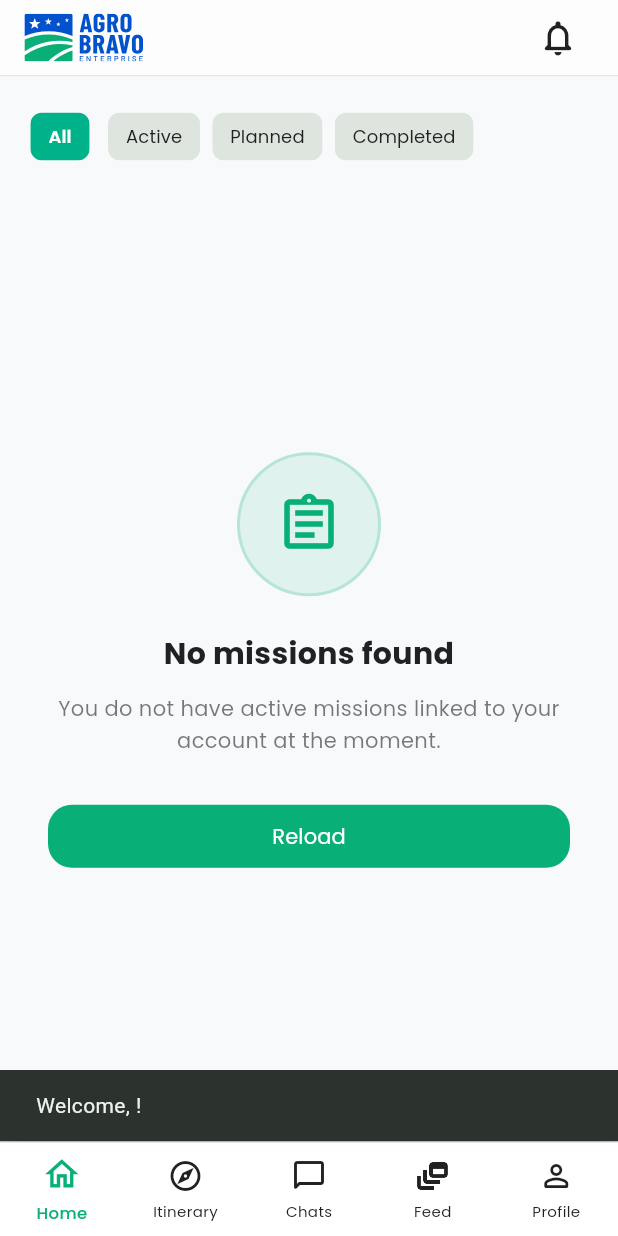
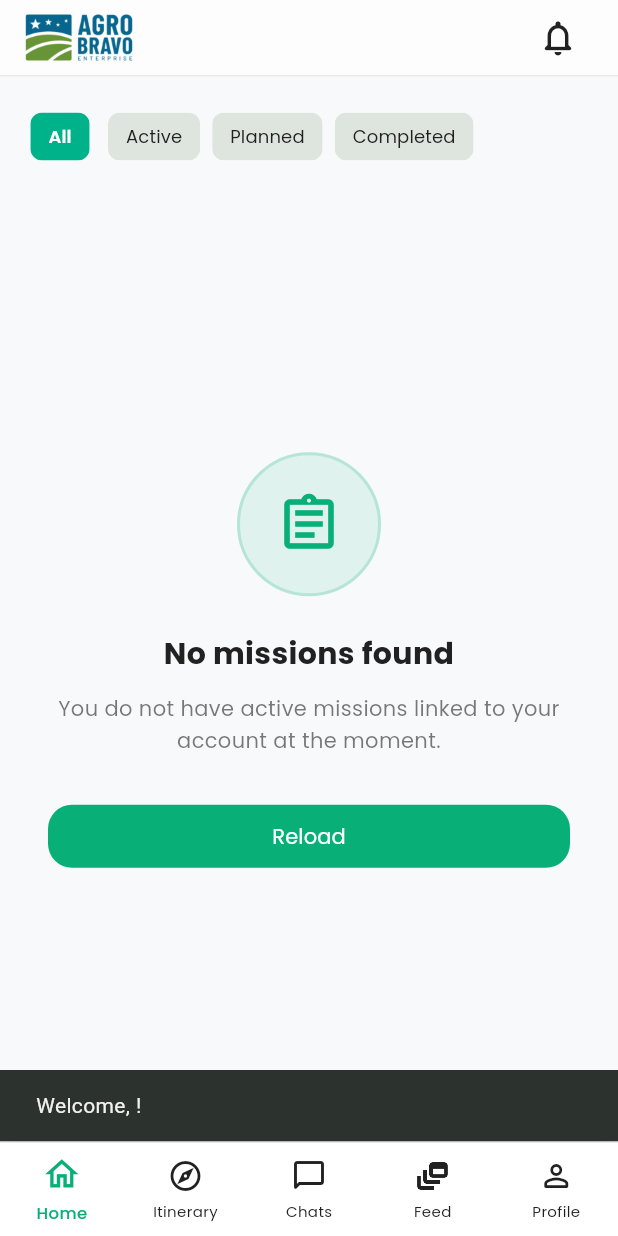
Before and after one commit to Walancy/appagrobravo_guia, a Flutter app: the screen it shows once a user with an empty profile is signed in, on a phone screen of 412 x 824 dp. Run offline on Flutter 3.47's test engine with Material 3 defaults, Android fonts, the phone set to English and light mode, and no system bars; our stand-ins replace audioplayers, bloc, cached_network_image, dartz, device_preview, file_picker and 23 more; missing offline and left inert: record; accounts and stored records are empty; network calls fail; project files that could hold a hidden picture were left out.

Commit message:
refactor: replace SvgPicture logo with PNG asset in home page header

```diff
--- a/lib/features/home/presentation/pages/home_page.dart
+++ b/lib/features/home/presentation/pages/home_page.dart
@@ -3,7 +3,6 @@ import 'package:flutter/services.dart';
 import 'package:go_router/go_router.dart';
 import 'package:agrobravo/core/components/documents_alert_card.dart';
 import 'package:flutter_bloc/flutter_bloc.dart';
-import 'package:flutter_svg/flutter_svg.dart';
 import 'package:agrobravo/core/tokens/app_colors.dart';
 import 'package:agrobravo/core/constants/translations.dart';
 import 'package:agrobravo/core/components/custom_confirm_bottom_sheet.dart';
@@ -196,7 +195,7 @@ class _HomePageState extends State<HomePage> {
   PreferredSizeWidget _buildHeader(BuildContext context) {
     return AppHeader(
       mode: HeaderMode.home,
-      logo: SvgPicture.asset(Assets.images.logoColorida, height: 32),
+      logo: Image.asset('assets/images/logo_colorida.png', height: 32),
       actions: [
         if (_selectedIndex == 3)
           BlocBuilder<FeedCubit, FeedState>(
```
